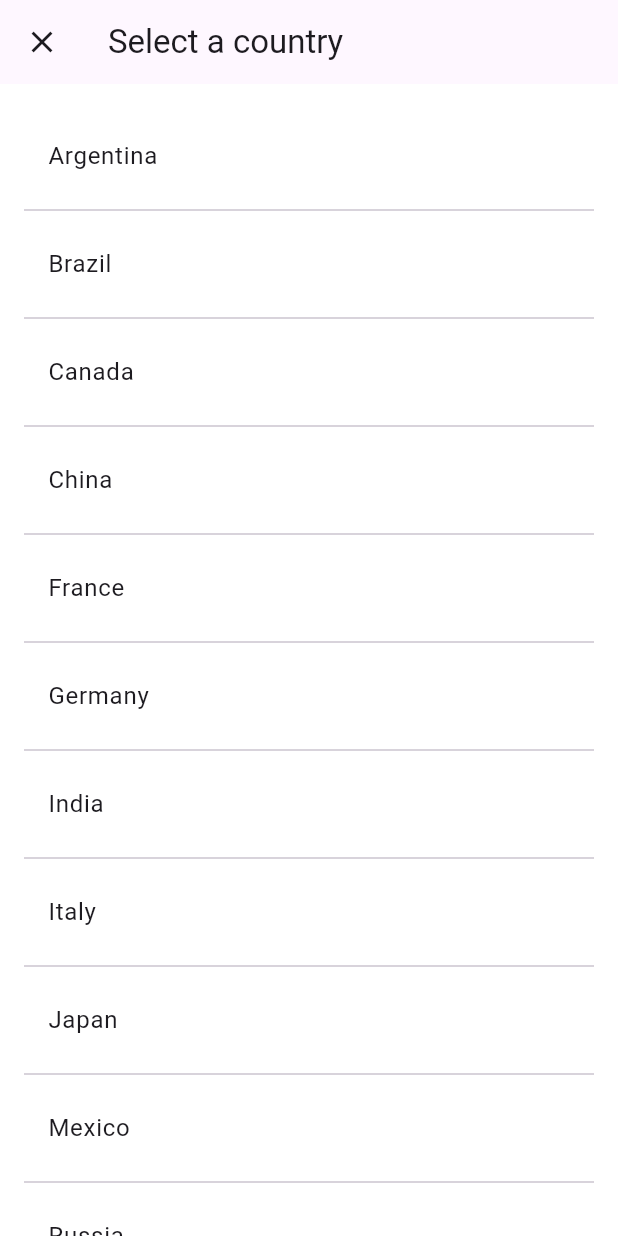
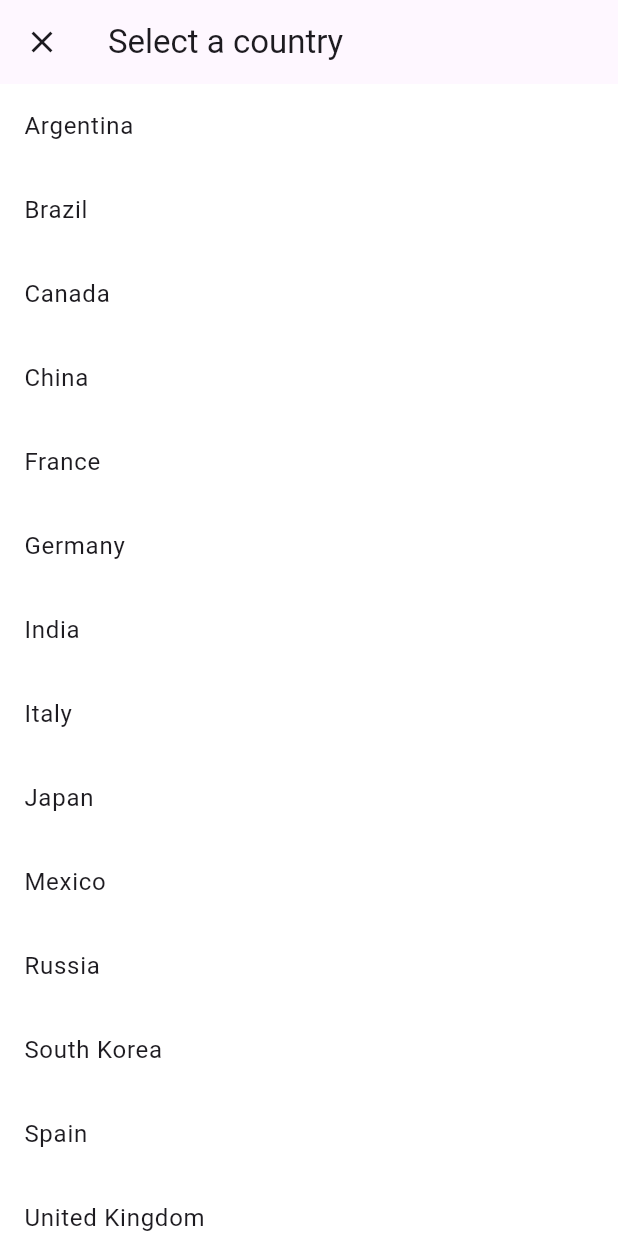
Before and after one commit to Avila-Tek/flutter_common_lib, a Flutter app: the SelectorSheetExamplePage screen opened directly, after a tap on "Select a country", on a phone screen of 412 x 824 dp. Run offline on Flutter 3.47's test engine with Material 3 defaults, Android fonts, the phone set to English and light mode, and no system bars; our stand-ins replace bloc, bloc_concurrency, equatable, flutter_bloc, permission_handler; key blocks and very long unbroken strings in the code were emptied for the run.

Commit message:
fix: 🔀 Fixed PR Corrections

```diff
--- a/example/lib/pages/selector_sheet/selector_sheet_example_page.dart
+++ b/example/lib/pages/selector_sheet/selector_sheet_example_page.dart
@@ -112,42 +112,46 @@ class SelectorSheetExampleBody extends StatelessWidget {
             const SizedBox(height: 8),
             const Divider(),
             const SizedBox(height: 8),
-            const Text('Default theme selector sheet:'),
+            const Text('Default selector sheet:'),
             const SizedBox(height: 16),
             ElevatedButton(
                 onPressed: () async {
-                  final selectedCountries = await SelectorSheet.show(
+                  final selectedCountryIndex = await SelectorSheet.show(
                       context,
                       SelectorSheet<Country>(
-                        title: const Text('Select a country'),
-                        items: countriesList,
-                        itemBuilder: (context, item) {
-                          return ListTile(
-                            title: item.title,
-                          );
-                        },
-                      ));
+                          appBar: AppBar(
+                            title: const Text('Select a country'),
+                          ),
+                          child: ListView.builder(
+                            itemCount: countriesList.length,
+                            itemBuilder: (context, i) {
+                              return ListTile(
+                                title: countriesList[i].title,
+                                onTap: () {
+                                  Navigator.of(context).pop(i);
+                                },
+                              );
+                            },
+                          )));
 
-                  if (selectedCountries != null) {
-                    context
-                        .read<SelectCountryCubit>()
-                        .selectCountry(selectedCountries);
+                  if (selectedCountryIndex != null) {
+                    context.read<SelectCountryCubit>().selectCountry(
+                        countriesList[selectedCountryIndex].value);
                   }
                 },
                 child: const Text('Select a country')),
             const SizedBox(height: 24),
-            const Text('Selector sheet with theme applied:'),
+            const Text('Selector sheet with builder:'),
             const SizedBox(height: 16),
             ElevatedButton(
                 onPressed: () async {
-                  final selectedCountries = await SelectorSheet.show(
+                  final selectedCountryIndex = await SelectorSheet.show(
                       context,
-                      SelectorSheet<Country>(
-                        title: const Text('Select a country'),
-                        items: countriesList,
-                        itemBuilder: (context, item) {
+                      SelectorSheet<Country>.builder(
+                        itemCount: countriesList.length,
+                        itemBuilder: (context, i) {
                           return ListTile(
-                            title: item.title,
+                            title: countriesList[i].title,
                           );
                         },
                         style: SelectorSheetTheme(
@@ -170,10 +174,9 @@ class SelectorSheetExampleBody extends StatelessWidget {
                         ),
                       ));
 
-                  if (selectedCountries != null) {
-                    context
-                        .read<SelectCountryCubit>()
-                        .selectCountry(selectedCountries);
+                  if (selectedCountryIndex != null) {
+                    context.read<SelectCountryCubit>().selectCountry(
+                        countriesList[selectedCountryIndex].value);
                   }
                 },
                 child: const Text('Select a country')),
--- a/packages/avilatek_ui/lib/src/widgets/selector_sheet.dart
+++ b/packages/avilatek_ui/lib/src/widgets/selector_sheet.dart
@@ -1,4 +1,6 @@
 // ignore_for_file: lines_longer_than_80_chars
+
+import 'dart:developer';
 
 import 'package:avilatek_ui/src/ui/selector_sheet/selector_sheet_theme.dart';
 import 'package:flutter/material.dart';
@@ -42,39 +44,76 @@ class SelectorSheetItem<T> {
 class SelectorSheet<T> extends StatelessWidget {
   /// {@macro selector_sheet}
   const SelectorSheet({
-    required this.title,
-    required this.items,
-    required this.itemBuilder,
+    required this.child,
+    this.itemBuilder,
+    this.itemCount,
     this.padding,
     this.onSelected,
-    this.popOnSelected = true,
+    this.popIndexOnSelected = true,
     this.separator,
     this.appBar,
     this.style,
     super.key,
   });
 
-  /// The title of the sheet displayed in the view's [AppBar] if
-  /// [appBar] is not provided.
-  final Widget title;
+  /// A [SelectorSheet] builder that can be used to create a [SelectorSheet].
+  ///
+  /// The [itemBuilder] is a required parameter that will be used to build each
+  /// item in the list.
+  ///
+  /// The [itemCount] is a required parameter that will be used to build the
+  /// list of items.
+  ///
+  ///  **Returns**
+  ///
+  /// A [SelectorSheet] widget that can be used to display a list of items that
+  /// can be selected by the user.
+  factory SelectorSheet.builder({
+    required Widget Function(BuildContext, int) itemBuilder,
+    required int itemCount,
+    void Function()? onSelected,
+    EdgeInsets? padding,
+    SelectorSheetTheme? style,
+    Widget? separator,
+    AppBar? appBar,
+    bool? popIndexOnSelected,
+  }) {
+    return SelectorSheet(
+      itemBuilder: itemBuilder,
+      itemCount: itemCount,
+      child: null,
+      padding: padding,
+      onSelected: onSelected,
+      style: style,
+      separator: separator,
+      appBar: appBar,
+      popIndexOnSelected: popIndexOnSelected ?? true,
+    );
+  }
 
-  /// The items that will be displayed in the sheet
-  final List<SelectorSheetItem<T>> items;
+  /// The list of items that will be displayed in the sheet.
+  final Widget? child;
 
   /// The builder that will be used to build each item in the list.
-  final Widget Function(BuildContext, SelectorSheetItem<T>) itemBuilder;
+  final Widget Function(BuildContext, int)? itemBuilder;
+
+  /// The count of items in the list.
+  final int? itemCount;
 
   /// The padding of the view.
   final EdgeInsets? padding;
 
   /// Optional callback to be called when an item is selected.
-  final void Function(T value)? onSelected;
+  ///
+
+  final void Function()? onSelected;
 
   /// Whether the sheet should be automatically popped when an item is selected.
   ///
-  /// If `true`, the sheet will be popped when an item is selected, even if the
-  /// [onSelected] callback is provided. Defaults to `true`.
-  final bool popOnSelected;
+  /// Defaults to `true`.
+  ///
+  /// If set to `true` will return the index of the selected item.
+  final bool popIndexOnSelected;
 
   /// The separator that will be displayed between each item in the list.
   ///
@@ -83,7 +122,7 @@ class SelectorSheet<T> extends StatelessWidget {
 
   /// The [AppBar] of the sheet.
   ///
-  /// If not provided, a default [AppBar] will be used with the [title].
+  /// If not provided, a default [AppBar] will be used.
   final AppBar? appBar;
 
   /// The style of the sheet.
@@ -92,13 +131,13 @@ class SelectorSheet<T> extends StatelessWidget {
   final SelectorSheetTheme? style;
 
   /// Shows a [SelectorSheet] as a new fullscreen [MaterialPageRoute], and
-  /// returns the selected value
-  static Future<T?> show<T>(
+  /// returns the selected value index when the sheet is popped.
+  static Future<int?> show<T>(
     BuildContext context,
     SelectorSheet<T> child,
   ) async {
     final selection = await Navigator.of(context).push(
-      MaterialPageRoute<T>(
+      MaterialPageRoute<int>(
         builder: (_) => child,
         fullscreenDialog: true,
       ),
@@ -156,12 +195,13 @@ class SelectorSheet<T> extends StatelessWidget {
 
     return Scaffold(
       backgroundColor: selectorSheetBackgroundColor,
-      appBar: appBar ?? AppBar(title: title),
-      body: ListView.separated(
+      appBar: appBar ?? AppBar(),
+      body: child ??
+          ListView.separated(
             padding: selectorSheetPadding,
-        itemCount: items.length,
+            itemCount: itemCount ?? 0,
             itemBuilder: (_, i) {
-          final item = items[i];
+              // final item = items[i];
 
               return Material(
                 elevation: itemElevation,
@@ -171,12 +211,13 @@ class SelectorSheet<T> extends StatelessWidget {
                 clipBehavior: itemClipBehavior,
                 child: InkWell(
                   onTap: () {
-                onSelected?.call(item.value);
-                if (popOnSelected) {
-                  Navigator.of(context).pop(item.value);
+                    if (popIndexOnSelected) {
+                      Navigator.of(context).pop(i);
+                    } else {
+                      onSelected?.call();
                     }
                   },
-              child: itemBuilder(context, item),
+                  child: itemBuilder!(context, i),
                 ),
               );
             },
```
Lines whose indentation alone changed are shown as unchanged.
